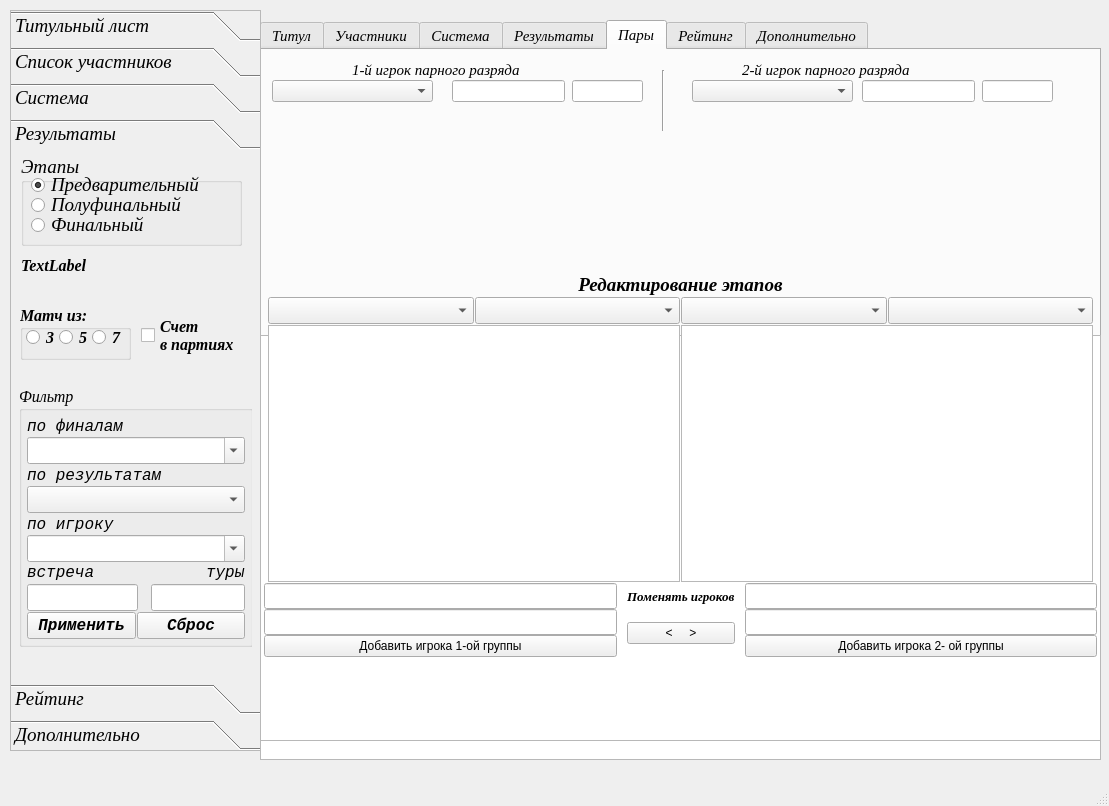
This is new_variant/main_window.ui in Kaspar0810/Competitions_TT_SQL as Qt 5 draws it before an edit. The edited form follows.
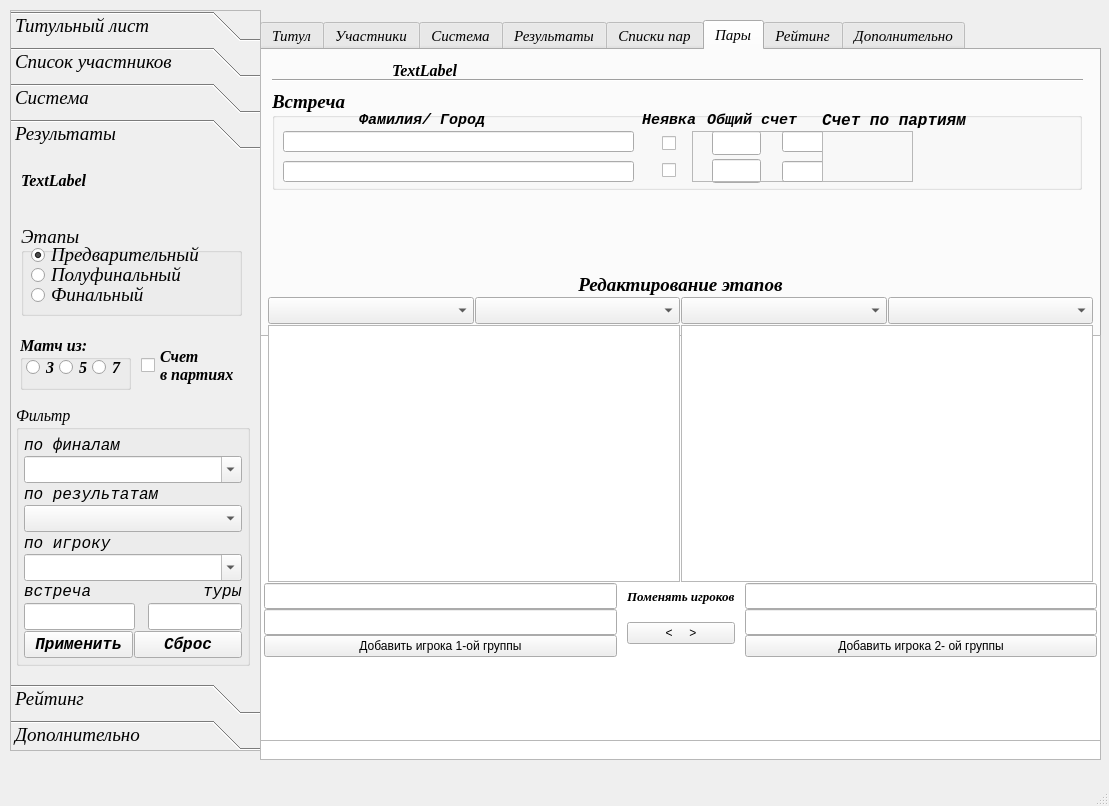
This is the edited form. The open tabs and pages were chosen to show the change. Icons and pictures are not drawn.

Commit message: нр14_1202

The edit to the form file:
```diff
--- a/new_variant/main_window.ui
+++ b/new_variant/main_window.ui
@@ -2930,88 +2930,25 @@
       </property>
      </widget>
     </widget>
-    <widget class="QWidget" name="tab_8">
+    <widget class="QWidget" name="tab_3">
      <attribute name="title">
-      <string>Пары</string>
+      <string>Списки пар</string>
      </attribute>
-     <widget class="QLineEdit" name="lineEdit_2">
-      <property name="geometry">
-       <rect>
-        <x>190</x>
-        <y>30</y>
-        <width>113</width>
-        <height>22</height>
-       </rect>
-      </property>
-     </widget>
-     <widget class="QLineEdit" name="lineEdit_3">
-      <property name="geometry">
-       <rect>
-        <x>310</x>
-        <y>30</y>
-        <width>71</width>
-        <height>22</height>
-       </rect>
-      </property>
-     </widget>
-     <widget class="QComboBox" name="comboBox">
-      <property name="geometry">
-       <rect>
-        <x>10</x>
-        <y>30</y>
-        <width>161</width>
-        <height>22</height>
-       </rect>
-      </property>
-     </widget>
-     <widget class="QLineEdit" name="lineEdit_4">
-      <property name="geometry">
-       <rect>
-        <x>720</x>
-        <y>30</y>
-        <width>71</width>
-        <height>22</height>
-       </rect>
-      </property>
-     </widget>
-     <widget class="QComboBox" name="comboBox_2">
-      <property name="geometry">
-       <rect>
-        <x>430</x>
-        <y>30</y>
-        <width>161</width>
-        <height>22</height>
-       </rect>
-      </property>
-     </widget>
      <widget class="QLineEdit" name="lineEdit_5">
       <property name="geometry">
        <rect>
         <x>600</x>
-        <y>30</y>
+        <y>60</y>
         <width>113</width>
         <height>22</height>
        </rect>
       </property>
      </widget>
-     <widget class="Line" name="line_2">
-      <property name="geometry">
-       <rect>
-        <x>400</x>
-        <y>20</y>
-        <width>3</width>
-        <height>61</height>
-       </rect>
-      </property>
-      <property name="orientation">
-       <enum>Qt::Vertical</enum>
-      </property>
-     </widget>
      <widget class="QLabel" name="label_player_1">
       <property name="geometry">
        <rect>
         <x>90</x>
-        <y>10</y>
+        <y>40</y>
         <width>241</width>
         <height>20</height>
        </rect>
@@ -3020,11 +2957,51 @@
        <string>1-й игрок парного разряда</string>
       </property>
      </widget>
+     <widget class="QLineEdit" name="lineEdit_4">
+      <property name="geometry">
+       <rect>
+        <x>720</x>
+        <y>60</y>
+        <width>71</width>
+        <height>22</height>
+       </rect>
+      </property>
+     </widget>
+     <widget class="QLineEdit" name="lineEdit_3">
+      <property name="geometry">
+       <rect>
+        <x>310</x>
+        <y>60</y>
+        <width>71</width>
+        <height>22</height>
+       </rect>
+      </property>
+     </widget>
+     <widget class="QComboBox" name="comboBox_2">
+      <property name="geometry">
+       <rect>
+        <x>430</x>
+        <y>60</y>
+        <width>161</width>
+        <height>22</height>
+       </rect>
+      </property>
+     </widget>
+     <widget class="QLineEdit" name="lineEdit_2">
+      <property name="geometry">
+       <rect>
+        <x>190</x>
+        <y>60</y>
+        <width>113</width>
+        <height>22</height>
+       </rect>
+      </property>
+     </widget>
      <widget class="QLabel" name="label_player_2">
       <property name="geometry">
        <rect>
         <x>480</x>
-        <y>10</y>
+        <y>40</y>
         <width>241</width>
         <height>20</height>
        </rect>
@@ -3033,6 +3010,514 @@
        <string>2-й игрок парного разряда</string>
       </property>
      </widget>
+     <widget class="QComboBox" name="comboBox">
+      <property name="geometry">
+       <rect>
+        <x>10</x>
+        <y>60</y>
+        <width>161</width>
+        <height>22</height>
+       </rect>
+      </property>
+     </widget>
+     <widget class="Line" name="line_2">
+      <property name="geometry">
+       <rect>
+        <x>400</x>
+        <y>20</y>
+        <width>3</width>
+        <height>61</height>
+       </rect>
+      </property>
+      <property name="orientation">
+       <enum>Qt::Vertical</enum>
+      </property>
+     </widget>
+    </widget>
+    <widget class="QWidget" name="tab_8">
+     <attribute name="title">
+      <string>Пары</string>
+     </attribute>
+     <widget class="QLabel" name="label_result_2">
+      <property name="geometry">
+       <rect>
+        <x>130</x>
+        <y>10</y>
+        <width>461</width>
+        <height>20</height>
+       </rect>
+      </property>
+      <property name="font">
+       <font>
+        <pointsize>12</pointsize>
+        <weight>75</weight>
+        <bold>true</bold>
+       </font>
+      </property>
+      <property name="text">
+       <string>TextLabel</string>
+      </property>
+     </widget>
+     <widget class="Line" name="line_20">
+      <property name="geometry">
+       <rect>
+        <x>10</x>
+        <y>20</y>
+        <width>811</width>
+        <height>20</height>
+       </rect>
+      </property>
+      <property name="orientation">
+       <enum>Qt::Horizontal</enum>
+      </property>
+     </widget>
+     <widget class="QGroupBox" name="groupBox_match_2">
+      <property name="geometry">
+       <rect>
+        <x>10</x>
+        <y>40</y>
+        <width>810</width>
+        <height>100</height>
+       </rect>
+      </property>
+      <property name="font">
+       <font>
+        <family>Times New Roman</family>
+        <pointsize>14</pointsize>
+        <weight>75</weight>
+        <italic>true</italic>
+        <bold>true</bold>
+       </font>
+      </property>
+      <property name="title">
+       <string>Встреча</string>
+      </property>
+      <property name="flat">
+       <bool>false</bool>
+      </property>
+      <widget class="QLabel" name="label_38">
+       <property name="geometry">
+        <rect>
+         <x>550</x>
+         <y>22</y>
+         <width>161</width>
+         <height>16</height>
+        </rect>
+       </property>
+       <property name="font">
+        <font>
+         <family>Courier New</family>
+         <pointsize>12</pointsize>
+         <weight>75</weight>
+         <italic>true</italic>
+         <bold>true</bold>
+         <kerning>false</kerning>
+        </font>
+       </property>
+       <property name="text">
+        <string>Счет по партиям</string>
+       </property>
+      </widget>
+      <widget class="QLabel" name="label_40">
+       <property name="geometry">
+        <rect>
+         <x>435</x>
+         <y>22</y>
+         <width>91</width>
+         <height>16</height>
+        </rect>
+       </property>
+       <property name="font">
+        <font>
+         <family>Courier New</family>
+         <pointsize>11</pointsize>
+         <weight>75</weight>
+         <italic>true</italic>
+         <bold>true</bold>
+         <kerning>false</kerning>
+        </font>
+       </property>
+       <property name="text">
+        <string>Общий счет</string>
+       </property>
+      </widget>
+      <widget class="QPushButton" name="Button_Ok_2">
+       <property name="geometry">
+        <rect>
+         <x>730</x>
+         <y>36</y>
+         <width>71</width>
+         <height>61</height>
+        </rect>
+       </property>
+       <property name="text">
+        <string/>
+       </property>
+       <property name="icon">
+        <iconset>
+         <normaloff>../icons/Ok.png</normaloff>../icons/Ok.png</iconset>
+       </property>
+       <property name="iconSize">
+        <size>
+         <width>48</width>
+         <height>48</height>
+        </size>
+       </property>
+       <property name="flat">
+        <bool>true</bool>
+       </property>
+      </widget>
+      <widget class="QLabel" name="label_41">
+       <property name="geometry">
+        <rect>
+         <x>87</x>
+         <y>22</y>
+         <width>171</width>
+         <height>16</height>
+        </rect>
+       </property>
+       <property name="font">
+        <font>
+         <family>Courier New</family>
+         <pointsize>11</pointsize>
+         <weight>75</weight>
+         <italic>true</italic>
+         <bold>true</bold>
+         <kerning>false</kerning>
+        </font>
+       </property>
+       <property name="text">
+        <string>Фамилия/ Город</string>
+       </property>
+      </widget>
+      <widget class="QLabel" name="label_61">
+       <property name="geometry">
+        <rect>
+         <x>370</x>
+         <y>22</y>
+         <width>61</width>
+         <height>16</height>
+        </rect>
+       </property>
+       <property name="font">
+        <font>
+         <family>Courier New</family>
+         <pointsize>11</pointsize>
+         <weight>75</weight>
+         <italic>true</italic>
+         <bold>true</bold>
+         <kerning>false</kerning>
+        </font>
+       </property>
+       <property name="text">
+        <string>Неявка</string>
+       </property>
+      </widget>
+      <widget class="QLineEdit" name="lineEdit_pl1_score_total_2">
+       <property name="geometry">
+        <rect>
+         <x>440</x>
+         <y>41</y>
+         <width>49</width>
+         <height>24</height>
+        </rect>
+       </property>
+       <property name="font">
+        <font>
+         <pointsize>18</pointsize>
+        </font>
+       </property>
+       <property name="alignment">
+        <set>Qt::AlignCenter</set>
+       </property>
+      </widget>
+      <widget class="QLineEdit" name="lineEdit_pl2_score_total_2">
+       <property name="geometry">
+        <rect>
+         <x>440</x>
+         <y>69</y>
+         <width>49</width>
+         <height>24</height>
+        </rect>
+       </property>
+       <property name="font">
+        <font>
+         <pointsize>18</pointsize>
+        </font>
+       </property>
+       <property name="alignment">
+        <set>Qt::AlignCenter</set>
+       </property>
+      </widget>
+      <widget class="QCheckBox" name="checkBox_9">
+       <property name="geometry">
+        <rect>
+         <x>390</x>
+         <y>43</y>
+         <width>21</width>
+         <height>20</height>
+        </rect>
+       </property>
+       <property name="text">
+        <string/>
+       </property>
+      </widget>
+      <widget class="QCheckBox" name="checkBox_10">
+       <property name="geometry">
+        <rect>
+         <x>390</x>
+         <y>70</y>
+         <width>21</width>
+         <height>20</height>
+        </rect>
+       </property>
+       <property name="text">
+        <string/>
+       </property>
+      </widget>
+      <widget class="QLineEdit" name="lineEdit_player1_2">
+       <property name="geometry">
+        <rect>
+         <x>11</x>
+         <y>41</y>
+         <width>351</width>
+         <height>21</height>
+        </rect>
+       </property>
+       <property name="font">
+        <font>
+         <pointsize>11</pointsize>
+        </font>
+       </property>
+      </widget>
+      <widget class="QLineEdit" name="lineEdit_player2_2">
+       <property name="geometry">
+        <rect>
+         <x>11</x>
+         <y>71</y>
+         <width>351</width>
+         <height>21</height>
+        </rect>
+       </property>
+       <property name="font">
+        <font>
+         <pointsize>11</pointsize>
+        </font>
+       </property>
+      </widget>
+      <widget class="QFrame" name="frame_gr_three_2">
+       <property name="geometry">
+        <rect>
+         <x>420</x>
+         <y>41</y>
+         <width>131</width>
+         <height>51</height>
+        </rect>
+       </property>
+       <property name="frameShape">
+        <enum>QFrame::StyledPanel</enum>
+       </property>
+       <property name="frameShadow">
+        <enum>QFrame::Raised</enum>
+       </property>
+       <widget class="QLineEdit" name="lineEdit_pl2_s1_2">
+        <property name="geometry">
+         <rect>
+          <x>90</x>
+          <y>30</y>
+          <width>43</width>
+          <height>21</height>
+         </rect>
+        </property>
+        <property name="font">
+         <font>
+          <pointsize>16</pointsize>
+         </font>
+        </property>
+        <property name="alignment">
+         <set>Qt::AlignCenter</set>
+        </property>
+       </widget>
+       <widget class="QLineEdit" name="lineEdit_pl1_s3_2">
+        <property name="geometry">
+         <rect>
+          <x>178</x>
+          <y>0</y>
+          <width>43</width>
+          <height>21</height>
+         </rect>
+        </property>
+        <property name="font">
+         <font>
+          <pointsize>16</pointsize>
+         </font>
+        </property>
+        <property name="alignment">
+         <set>Qt::AlignCenter</set>
+        </property>
+       </widget>
+       <widget class="QLineEdit" name="lineEdit_pl1_s2_2">
+        <property name="geometry">
+         <rect>
+          <x>134</x>
+          <y>0</y>
+          <width>43</width>
+          <height>21</height>
+         </rect>
+        </property>
+        <property name="font">
+         <font>
+          <pointsize>16</pointsize>
+         </font>
+        </property>
+        <property name="alignment">
+         <set>Qt::AlignCenter</set>
+        </property>
+       </widget>
+       <widget class="QLineEdit" name="lineEdit_pl1_s1_2">
+        <property name="geometry">
+         <rect>
+          <x>90</x>
+          <y>0</y>
+          <width>43</width>
+          <height>21</height>
+         </rect>
+        </property>
+        <property name="font">
+         <font>
+          <pointsize>16</pointsize>
+         </font>
+        </property>
+        <property name="alignment">
+         <set>Qt::AlignCenter</set>
+        </property>
+       </widget>
+       <widget class="QLineEdit" name="lineEdit_pl2_s2_2">
+        <property name="geometry">
+         <rect>
+          <x>134</x>
+          <y>30</y>
+          <width>43</width>
+          <height>21</height>
+         </rect>
+        </property>
+        <property name="font">
+         <font>
+          <pointsize>16</pointsize>
+         </font>
+        </property>
+        <property name="alignment">
+         <set>Qt::AlignCenter</set>
+        </property>
+       </widget>
+       <widget class="QLineEdit" name="lineEdit_pl2_s3_2">
+        <property name="geometry">
+         <rect>
+          <x>178</x>
+          <y>30</y>
+          <width>43</width>
+          <height>21</height>
+         </rect>
+        </property>
+        <property name="font">
+         <font>
+          <pointsize>16</pointsize>
+         </font>
+        </property>
+        <property name="alignment">
+         <set>Qt::AlignCenter</set>
+        </property>
+       </widget>
+      </widget>
+      <widget class="QFrame" name="frame_gr_five_2">
+       <property name="geometry">
+        <rect>
+         <x>550</x>
+         <y>41</y>
+         <width>91</width>
+         <height>51</height>
+        </rect>
+       </property>
+       <property name="frameShape">
+        <enum>QFrame::StyledPanel</enum>
+       </property>
+       <property name="frameShadow">
+        <enum>QFrame::Raised</enum>
+       </property>
+       <widget class="QLineEdit" name="lineEdit_pl2_s5_2">
+        <property name="geometry">
+         <rect>
+          <x>136</x>
+          <y>30</y>
+          <width>43</width>
+          <height>21</height>
+         </rect>
+        </property>
+        <property name="font">
+         <font>
+          <pointsize>16</pointsize>
+         </font>
+        </property>
+        <property name="alignment">
+         <set>Qt::AlignCenter</set>
+        </property>
+       </widget>
+       <widget class="QLineEdit" name="lineEdit_pl1_s5_2">
+        <property name="geometry">
+         <rect>
+          <x>136</x>
+          <y>0</y>
+          <width>43</width>
+          <height>21</height>
+         </rect>
+        </property>
+        <property name="font">
+         <font>
+          <pointsize>16</pointsize>
+         </font>
+        </property>
+        <property name="alignment">
+         <set>Qt::AlignCenter</set>
+        </property>
+       </widget>
+       <widget class="QLineEdit" name="lineEdit_pl1_s4_2">
+        <property name="geometry">
+         <rect>
+          <x>92</x>
+          <y>0</y>
+          <width>43</width>
+          <height>21</height>
+         </rect>
+        </property>
+        <property name="font">
+         <font>
+          <pointsize>16</pointsize>
+         </font>
+        </property>
+        <property name="alignment">
+         <set>Qt::AlignCenter</set>
+        </property>
+       </widget>
+       <widget class="QLineEdit" name="lineEdit_pl2_s4_2">
+        <property name="geometry">
+         <rect>
+          <x>92</x>
+          <y>30</y>
+          <width>43</width>
+          <height>21</height>
+         </rect>
+        </property>
+        <property name="font">
+         <font>
+          <pointsize>16</pointsize>
+         </font>
+        </property>
+        <property name="alignment">
+         <set>Qt::AlignCenter</set>
+        </property>
+       </widget>
+      </widget>
+     </widget>
     </widget>
     <widget class="QWidget" name="tab_6">
      <attribute name="title">
@@ -4962,9 +5447,9 @@
       <property name="geometry">
        <rect>
         <x>10</x>
-        <y>90</y>
-        <width>211</width>
-        <height>41</height>
+        <y>0</y>
+        <width>221</width>
+        <height>51</height>
        </rect>
       </property>
       <property name="font">
@@ -4984,7 +5469,7 @@
       <property name="geometry">
        <rect>
         <x>9</x>
-        <y>150</y>
+        <y>180</y>
         <width>111</width>
         <height>55</height>
        </rect>
@@ -5049,7 +5534,7 @@
       <property name="geometry">
        <rect>
         <x>130</x>
-        <y>160</y>
+        <y>190</y>
         <width>101</width>
         <height>41</height>
        </rect>
@@ -5081,7 +5566,7 @@
       <property name="geometry">
        <rect>
         <x>10</x>
-        <y>0</y>
+        <y>70</y>
         <width>221</width>
         <height>91</height>
        </rect>
@@ -5142,9 +5627,9 @@
       <property name="geometry">
        <rect>
         <x>0</x>
-        <y>220</y>
+        <y>240</y>
         <width>241</width>
-        <height>301</height>
+        <height>281</height>
        </rect>
       </property>
       <property name="tabletTracking">
@@ -5481,8 +5966,8 @@
        <widget class="QGroupBox" name="groupBox_filter_group_2">
         <property name="geometry">
          <rect>
-          <x>8</x>
-          <y>11</y>
+          <x>5</x>
+          <y>10</y>
           <width>234</width>
           <height>261</height>
          </rect>
```
Left out of the diff: 12 changed lines with no effect on the pictures. The commit also changes 1 other file.
